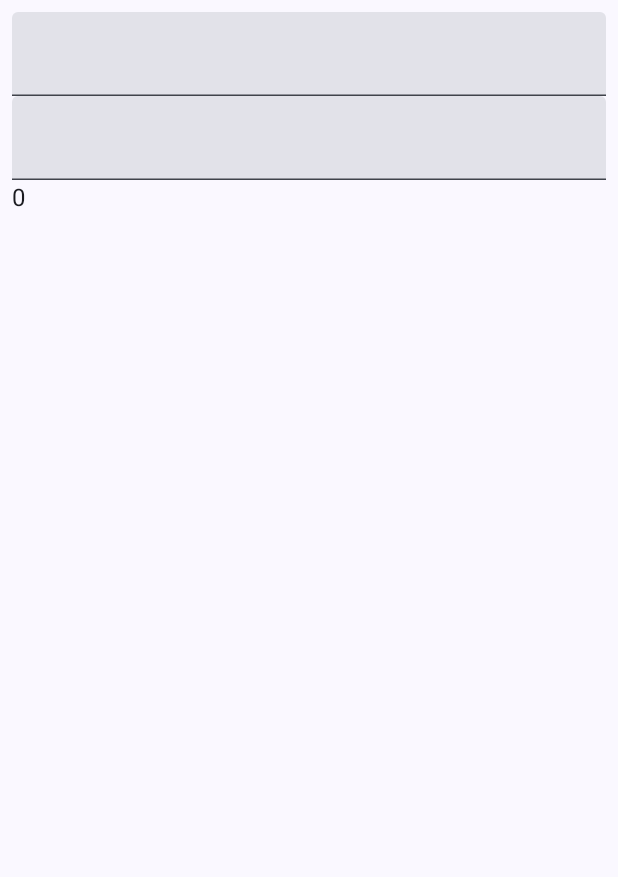
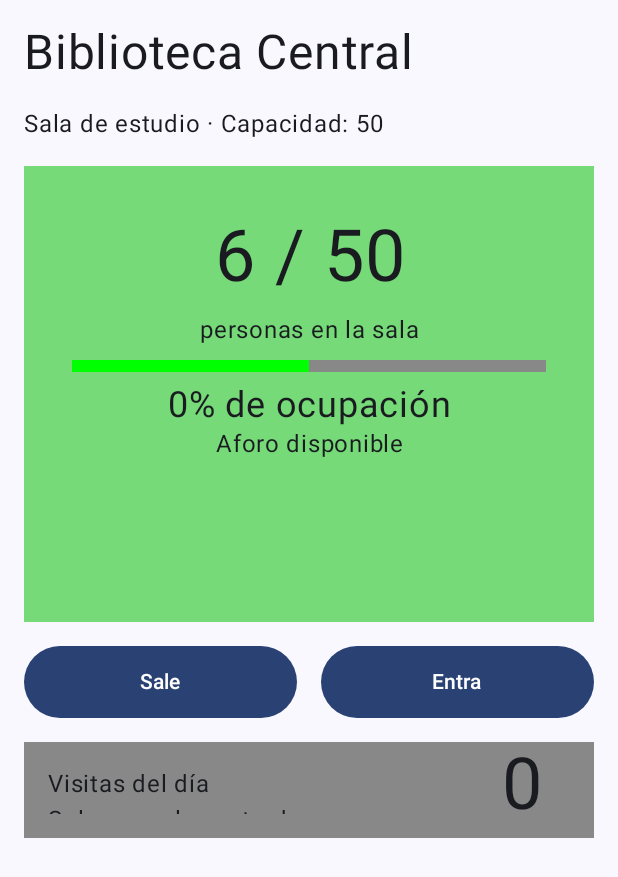
Before and after one commit to dev-marieclaire/Estado, an Android app built with Jetpack Compose: the screen it shows after launch (MainActivity), on a phone screen of 412 x 824 dp. Shown: the top 877 px of the screen. Run offline under Robolectric (Android 15) with nearby library versions, the phone set to English and light mode, and no system bars.

Commit message:
Control de Aforo, listo para testear

```diff
--- a/app/src/main/java/com/example/estado_claire/screens/InicioScreen.kt
+++ b/app/src/main/java/com/example/estado_claire/screens/InicioScreen.kt
@@ -1,8 +1,12 @@
 package com.example.estado_claire
 
 import androidx.compose.foundation.background
+import androidx.compose.foundation.layout.Box
 import androidx.compose.foundation.layout.Column
+import androidx.compose.foundation.layout.Row
 import androidx.compose.foundation.layout.Spacer
+import androidx.compose.foundation.layout.aspectRatio
+import androidx.compose.foundation.layout.fillMaxHeight
 import androidx.compose.foundation.layout.fillMaxSize
 import androidx.compose.foundation.layout.fillMaxWidth
 import androidx.compose.foundation.layout.height
@@ -12,6 +16,7 @@ import androidx.compose.foundation.lazy.items
 import androidx.compose.foundation.text.input.InputTransformation
 import androidx.compose.foundation.text.input.then
 import androidx.compose.material3.Button
+import androidx.compose.material3.Surface
 import androidx.compose.material3.Text
 import androidx.compose.material3.TextField
 import androidx.compose.runtime.Composable
@@ -21,36 +26,112 @@ import androidx.compose.runtime.saveable.rememberSaveable
 import androidx.compose.runtime.setValue
 import androidx.compose.ui.Modifier
 import androidx.compose.ui.graphics.Color
+import androidx.compose.ui.text.style.TextAlign
+import androidx.compose.ui.tooling.preview.Preview
 import androidx.compose.ui.unit.dp
+import androidx.compose.ui.unit.sp
 import androidx.core.text.isDigitsOnly
 import com.example.estado_claire.components.MiCard
 
 
 @Composable
 fun InicioScreen(modifier: Modifier = Modifier) {
-    var operator_a by rememberSaveable { mutableStateOf("") }
-    var operator_b by rememberSaveable { mutableStateOf("") }
-    val a = operator_a.toIntOrNull()?: 0
-    val b = operator_b.toIntOrNull()?: 0
-    var res = a + b
+    var total_dentro by rememberSaveable { mutableStateOf(6) }
+    var total_visitas by rememberSaveable { mutableStateOf(0) }
 
-    Column(modifier = modifier.fillMaxSize().padding(8.dp)) {
-        TextField(
-            value = operator_a,
-            onValueChange = { nuevo ->
-                if (nuevo.all { it.isDigit() }) operator_a = nuevo
-            },
-            modifier = Modifier.fillMaxWidth()
-        )
+    var porcentaje_dentro = total_dentro / 50
 
-        TextField(
-            value = operator_b,
-            onValueChange = { nuevo ->
-                if (nuevo.all { it.isDigit() }) operator_b = nuevo
-            },
-            modifier = Modifier.fillMaxWidth()
-        )
+    var text_total_dentro = total_dentro.toString() + " / 50"
+    var text_total_visitas = total_visitas.toString()
+    var text_porcentaje_dentro = porcentaje_dentro.toString() + "% de ocupación"
 
-        Text(res.toString())
+    Column(Modifier.fillMaxSize().padding(16.dp))
+    {
+        Text("Biblioteca Central", fontSize = 32.sp)
+        Spacer(Modifier.padding(8.dp))
+        Text("Sala de estudio · Capacidad: 50", fontSize = 16.sp)
+        Spacer(Modifier.padding(8.dp))
+
+        Box(Modifier.background(Color(0xAA33CC33)).fillMaxWidth().aspectRatio(1.25f).padding(32.dp))
+        {
+            Column()
+            {
+                Text(
+                    text_total_dentro,
+                    Modifier.fillMaxWidth(),
+                    textAlign = TextAlign.Center,
+                    fontSize = 48.sp
+                )
+                Spacer(Modifier.padding(4.dp))
+                Text(
+                    "personas en la sala",
+                    Modifier.fillMaxWidth(),
+                    textAlign = TextAlign.Center,
+                    fontSize = 16.sp
+                )
+                Spacer(Modifier.padding(4.dp))
+                Box(Modifier.background(Color.Gray).fillMaxWidth().height(8.dp))
+                {
+                    Box(
+                        Modifier.background(Color.Green)
+                            .fillMaxWidth(0.5f) // Aquí va a ir el porcentaje.
+                            .fillMaxHeight())
+                }
+                Spacer(Modifier.padding(4.dp))
+                Text(
+                    text_porcentaje_dentro,
+                    Modifier.fillMaxWidth(),
+                    textAlign = TextAlign.Center,
+                    fontSize = 24.sp
+                )
+                Text(
+                    "Aforo disponible",
+                    Modifier.fillMaxWidth(),
+                    textAlign = TextAlign.Center,
+                    fontSize = 16.sp
+                )
+            }
+        }
+
+        Spacer(Modifier.padding(8.dp))
+
+        // BOTONES
+        Row(Modifier.fillMaxWidth().height(48.dp))
+        {
+            Button(
+                modifier = Modifier.fillMaxHeight().weight(1f),
+                onClick = { if (total_dentro > 0) total_dentro -= 1 }
+            )
+            { Text("Sale") }
+
+            Spacer(Modifier.padding(8.dp))
+
+            Button(
+                modifier = Modifier.fillMaxHeight().weight(1f),
+                onClick = { if (total_dentro < 50) total_dentro += 1 }
+            )
+            { Text("Entra") }
+        }
+
+        Spacer(Modifier.padding(8.dp))
+
+        Row(Modifier.fillMaxWidth().height(64.dp).background(Color.Gray))
+        {
+            Column(Modifier.fillMaxHeight().weight(3/4f).padding(16.dp))
+            {
+                Text("Visitas del día")
+                Text("Solo suma las entradas")
+            }
+            Text(text_total_visitas, Modifier.weight(1/4f).fillMaxHeight(), fontSize = 48.sp, textAlign = TextAlign.Center)
+        }
     }
 }
+
+@Preview
+@Composable
+fun PreviewInicioScreen()
+{
+    Surface {
+        InicioScreen(Modifier.fillMaxSize())
+    }
+}
```
